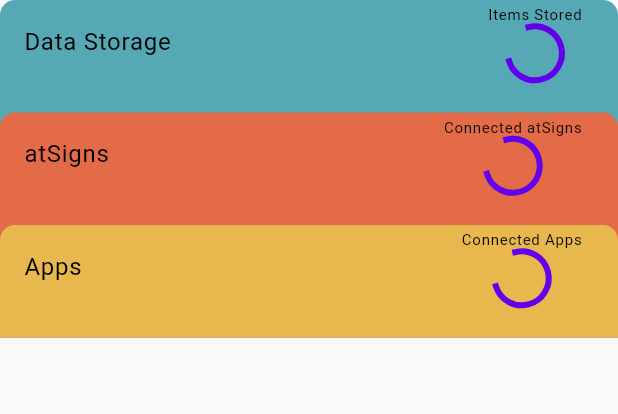
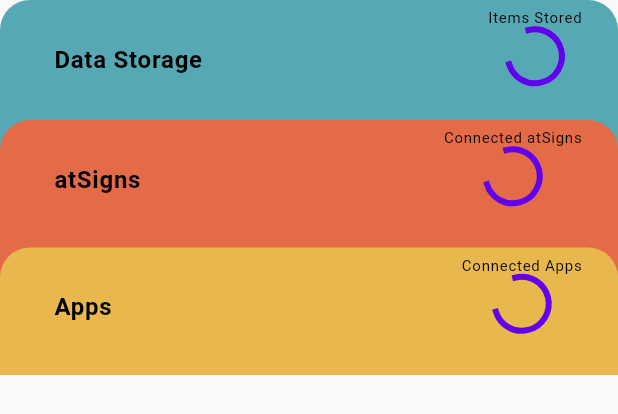
Before and after one commit to atsign-foundation/at_data_browser, a Flutter app: the NavWidget widget shown alone on an empty page, opened directly, on a phone screen of 412 x 824 dp. Shown: the top 414 px of the screen. Run offline on Flutter 3.47's test engine with Material 2 defaults, Android fonts, the phone set to English and light mode, and no system bars; our stand-ins replace flutter_riverpod, recase, shared_preferences; missing offline and left inert: at_app_flutter, at_backupkey_flutter, at_client_mobile, at_common_flutter, at_contact, at_contacts_flutter and 2 more; accounts and stored records are empty; generated files the repository leaves out were written again; Roboto replaces fonts that are missing (Poppins).

Commit message:
nav bar titles are correctly positioned

```diff
--- a/lib/widgets/nav_container.dart
+++ b/lib/widgets/nav_container.dart
@@ -41,22 +41,30 @@ class NavContainer extends StatelessWidget {
     return GestureDetector(
       onTap: onTap,
       child: Container(
-        height: 75,
+        height: 100,
         width: MediaQuery.of(context).size.width,
         decoration: BoxDecoration(
             color: color,
             borderRadius: position == NavPosition.bottom
                 ? const BorderRadius.only(
-                    topLeft: Radius.circular(10),
-                    topRight: Radius.circular(10),
+                    topLeft: Radius.circular(20),
+                    topRight: Radius.circular(20),
                   )
                 : const BorderRadius.only(
-                    bottomLeft: Radius.circular(10),
-                    bottomRight: Radius.circular(10),
+                    bottomLeft: Radius.circular(20),
+                    bottomRight: Radius.circular(20),
                   )),
         child: ListTile(
           leading: showIcon ? const Icon(Icons.menu) : null,
-          title: Text(name),
+          title: Padding(
+              padding: const EdgeInsets.only(left: 20.0, top: 20.0),
+              child: Text(
+                name,
+                style: const TextStyle(
+                  fontWeight: FontWeight.bold
+                  ),
+                ),
+              ),
           trailing: FittedBox(
             child: Column(
               mainAxisAlignment: MainAxisAlignment.center,
--- a/lib/widgets/nav_widget.dart
+++ b/lib/widgets/nav_widget.dart
@@ -31,13 +31,13 @@ class _NavWidgetState extends ConsumerState<NavWidget> {
     final strings = AppLocalizations.of(context)!;
     final navWidgetModel = ref.watch(navWidgetController).value;
     return SizedBox(
-      height: 225,
+      height: 250,
       width: MediaQuery.of(context).size.width,
       child: Stack(
         alignment: Alignment.bottomLeft,
         children: [
           Positioned(
-            height: 225,
+            height: 250,
             child: NavContainer(
               name: strings.dataStorage,
               titleCount: strings.itemsStored,
@@ -49,7 +49,7 @@ class _NavWidgetState extends ConsumerState<NavWidget> {
             ),
           ),
           Positioned(
-            height: 150,
+            height: 170,
             // top: 90,
             child: NavContainer(
               name: strings.atSigns,
@@ -62,7 +62,7 @@ class _NavWidgetState extends ConsumerState<NavWidget> {
             ),
           ),
           Positioned(
-            height: 75,
+            height: 85,
             child: NavContainer(
               name: strings.apps,
               titleCount: strings.connectedApps,
--- a/lib/widgets/notification_list_tile.dart
+++ b/lib/widgets/notification_list_tile.dart
@@ -13,7 +13,7 @@ class NotificationListTile extends StatelessWidget {
   const NotificationListTile.notify({
     Key? key,
     required this.subTitle,
-    this.title = 'Valid Keys',
+    this.title = 'New Keys',
     this.icon,
     this.color = Colors.black,
     this.titleColor = Colors.black,
@@ -22,7 +22,7 @@ class NotificationListTile extends StatelessWidget {
   const NotificationListTile.warning({
     Key? key,
     required this.subTitle,
-    this.title = 'Invalid Keys',
+    this.title = 'Broken Keys',
     this.icon = const Icon(
       Icons.warning_rounded,
       color: Colors.red,
```
